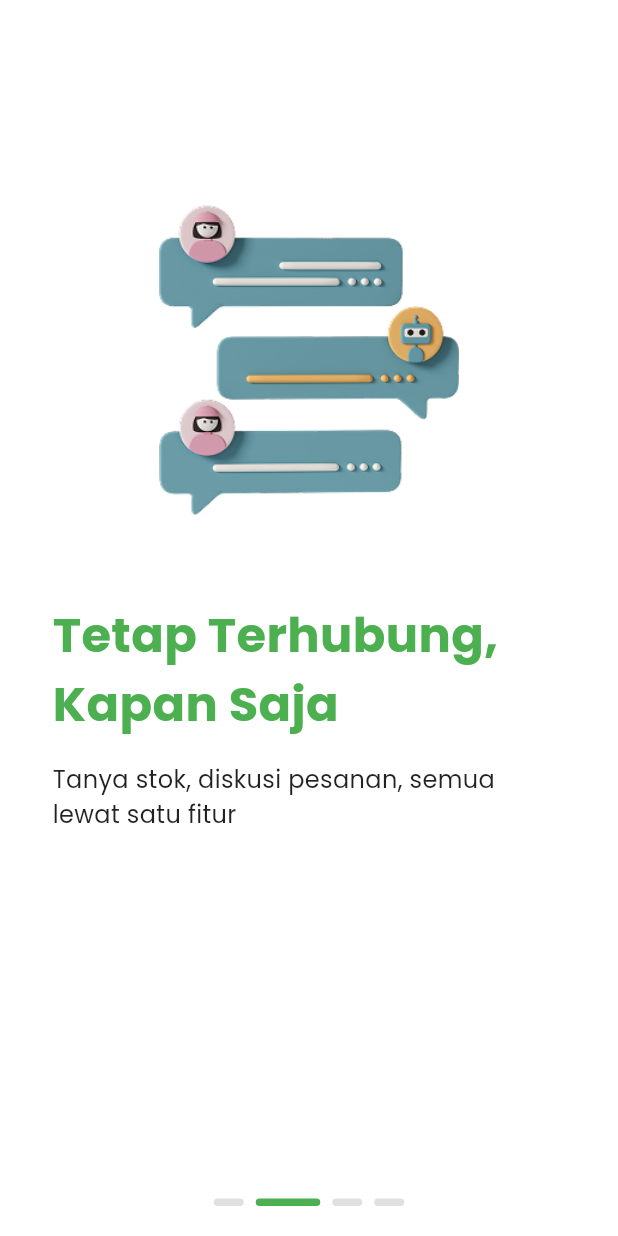
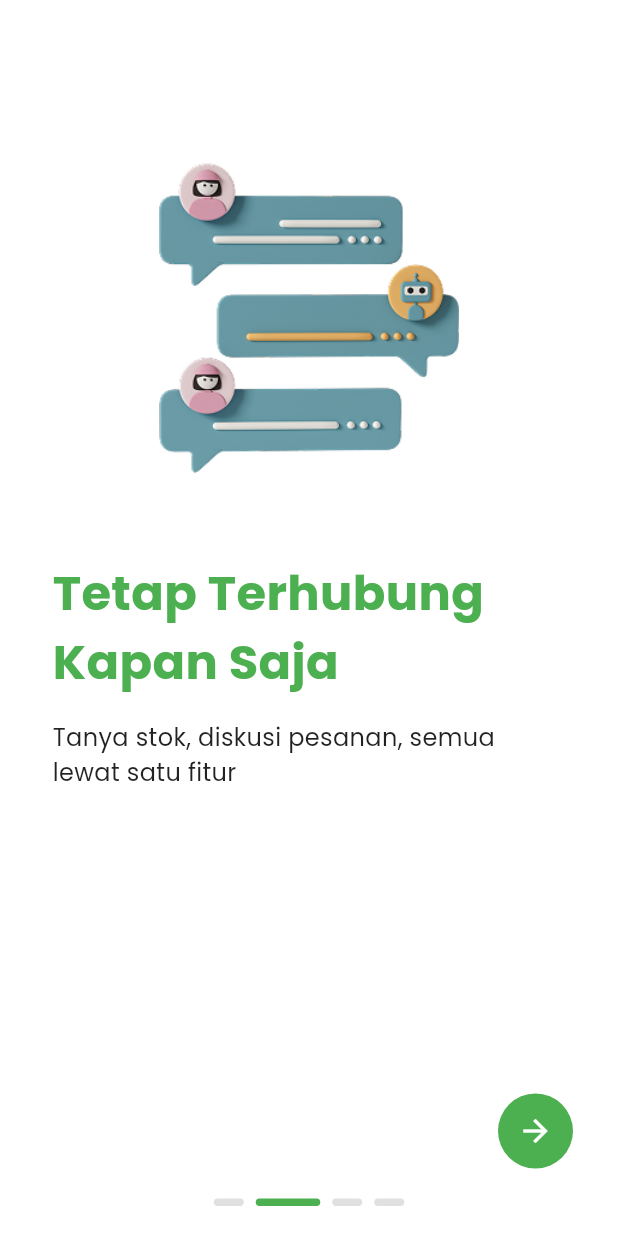
Before and after one commit to adzinharis/jj-mobile, a Flutter app: the screen it shows after launch, swiped to page 2, on a phone screen of 412 x 824 dp. Run offline on Flutter 3.47's test engine with Material 3 defaults, Android fonts, the light colour scheme and no system bars; our stand-ins replace audioplayers.

Commit message:
splash screen, login, sign up

```diff
--- a/aplikasi/lib/login/login.dart
+++ b/aplikasi/lib/login/login.dart
@@ -128,6 +128,7 @@ class _LoginPageState extends State<LoginPage> {
                                   child: const Text(
                                     'Login',
                                     style: TextStyle(
+                                      fontSize: 16,
                                       fontFamily: 'Poppins',
                                       color: Colors.black,
                                       fontWeight: FontWeight.bold,
--- a/aplikasi/lib/splashscreen/fitur1.dart
+++ b/aplikasi/lib/splashscreen/fitur1.dart
@@ -19,7 +19,7 @@ class Fitur1Page extends StatelessWidget {
           ),
           const SizedBox(height: 50),
           const Text(
-            'Tetap Terhubung,\nKapan Saja',
+            'Tetap Terhubung\nKapan Saja',
             textAlign: TextAlign.left,
             style: TextStyle(
               fontFamily: 'Poppins',
--- a/aplikasi/lib/splashscreen/info.dart
+++ b/aplikasi/lib/splashscreen/info.dart
@@ -2,6 +2,7 @@ import 'package:flutter/material.dart';
 import 'fitur1.dart';
 import 'fitur2.dart';
 import 'fitur3.dart';
+
 class InfoPage extends StatefulWidget {
   const InfoPage({super.key});
 
@@ -11,7 +12,7 @@ class InfoPage extends StatefulWidget {
 
 class _InfoPageState extends State<InfoPage> {
   final PageController _pageController = PageController();
-  int _currentPage = 0; // buat indikator aktif
+  int _currentPage = 0;
 
   @override
   void dispose() {
@@ -40,13 +41,41 @@ class _InfoPageState extends State<InfoPage> {
                     title: 'Selamat Datang di\nAplikasi JJ Mobile',
                     subtitle: 'Platform belanja jenang jagung dari\nUMKM lokal. Enak, mudah, dan praktis.',
                   ),
-                  const Fitur1Page(), // halaman kedua
+                  const Fitur1Page(),
                   const Fitur2Page(),
                   const Fitur3Page(),
-                  // kalau mau tambah halaman lagi, tambahkan di sini
                 ],
               ),
             ),
+            const SizedBox(height: 20),
+            // Tombol next
+            if (_currentPage < 3)
+              Align(
+                alignment: Alignment.centerRight,
+                child: Padding(
+                  padding: const EdgeInsets.only(right: 30.0),
+                  child: GestureDetector(
+                    onTap: () {
+                      _pageController.nextPage(
+                        duration: const Duration(milliseconds: 300),
+                        curve: Curves.easeInOut,
+                      );
+                    },
+                    child: Container(
+                      width: 50,
+                      height: 50,
+                      decoration: const BoxDecoration(
+                        shape: BoxShape.circle,
+                        color: Color(0xFF4CAF50),
+                      ),
+                      child: const Icon(
+                        Icons.arrow_forward,
+                        color: Colors.white,
+                      ),
+                    ),
+                  ),
+                ),
+              ),
             const SizedBox(height: 20),
             _buildIndicator(),
             const SizedBox(height: 20),
@@ -101,7 +130,7 @@ class _InfoPageState extends State<InfoPage> {
     return Row(
       mainAxisAlignment: MainAxisAlignment.center,
       children: List.generate(
-        4, // jumlah halaman di PageView
+        4,
         (index) => AnimatedContainer(
           duration: const Duration(milliseconds: 300),
           margin: const EdgeInsets.symmetric(horizontal: 4),
--- a/aplikasi/pubspec.yaml
+++ b/aplikasi/pubspec.yaml
@@ -11,6 +11,7 @@ dependencies:
   flutter:
     sdk: flutter
   cupertino_icons: ^1.0.8
+  audioplayers: ^5.2.0
 
 dev_dependencies:
   flutter_lints: ^5.0.0
@@ -27,6 +28,7 @@ flutter:
     - images/image-for-login/eye-off.png
     - images/image-for-login/logo-google.png
     - images/image-for-login/logo-fb.png
+    - assets/sounds/backsound_arbiv.mp3
 
   fonts:
     - family: Poppins
```
Also changed, not shown: aplikasi/lib/splashscreen/welcome.dart (+16 -4 lines), aplikasi/pubspec.lock, 14 other files.
